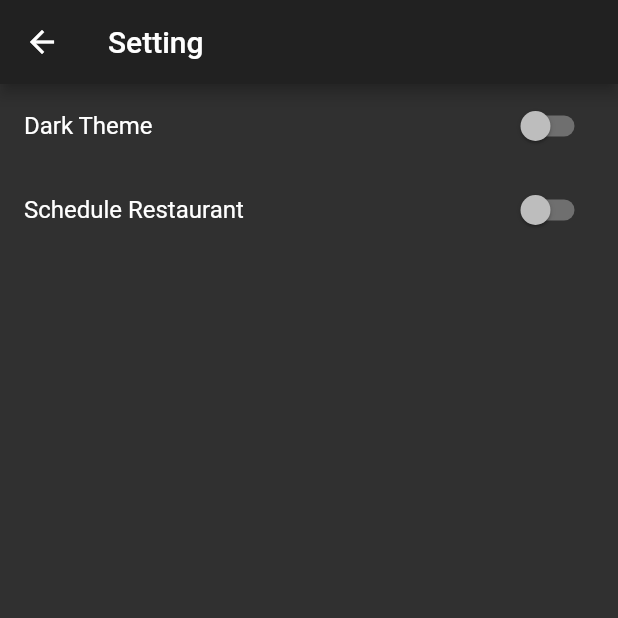
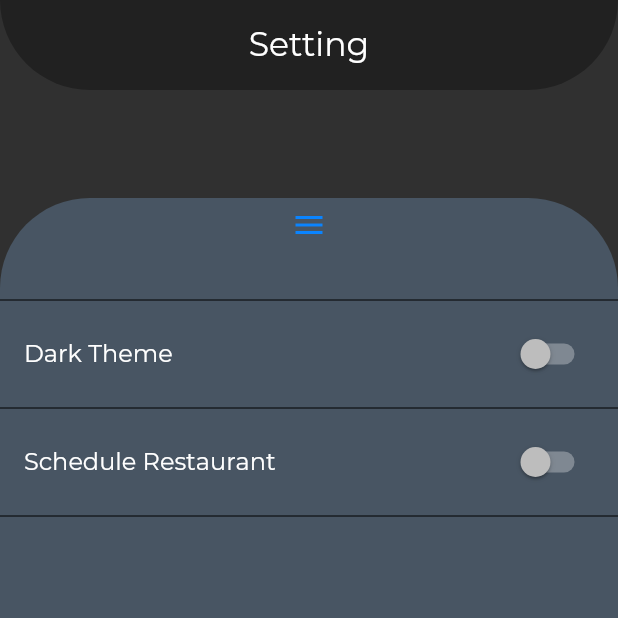
Before and after one commit to jovaandres/restaurant_app_flutter, a Flutter app: the SettingPage screen opened by its route, on a phone screen of 412 x 824 dp, the top half of it. Run offline on Flutter 3.47's test engine with Material 2 defaults, Android fonts, the phone set to English and light mode, and no system bars; our stand-ins replace flutter_local_notifications, flutter_rating_bar, flutter_staggered_animations, rxdart, shared_preferences, sqflite; missing offline and left inert: android_alarm_manager, empty_widget; accounts and stored records are empty; network calls fail.

Commit message:
New App Bar

```diff
--- a/lib/ui/setting_page.dart
+++ b/lib/ui/setting_page.dart
@@ -3,6 +3,7 @@ import 'dart:io';
 import 'package:flutter/cupertino.dart';
 import 'package:flutter/material.dart';
 import 'package:provider/provider.dart';
+import 'package:restaurant_app_flutter/common/constant.dart';
 import 'package:restaurant_app_flutter/provider/preferences_provider.dart';
 import 'package:restaurant_app_flutter/provider/scheduling_provider.dart';
 import 'package:restaurant_app_flutter/widget/custom_dialog.dart';
@@ -14,10 +15,40 @@ class SettingPage extends StatelessWidget {
 
   Widget _buildAndroid(BuildContext context) {
     return Scaffold(
-      appBar: AppBar(
-        title: Text(title),
+      backgroundColor: Colors.grey[850],
+      body: SafeArea(
+        child: Column(
+          children: [
+            Container(
+              height: 60,
+              decoration: BoxDecoration(
+                  borderRadius: BorderRadius.only(
+                    bottomLeft: Radius.circular(60),
+                    bottomRight: Radius.circular(60),
+                  ),
+                  color: Colors.grey[900]),
+              child: Center(
+                child: Text(
+                  title,
+                  style: textStyle.copyWith(fontSize: 22),
+                ),
+              ),
+            ),
+            SizedBox(height: 72),
+            Expanded(
+              child: Container(
+                decoration: BoxDecoration(
+                    borderRadius: BorderRadius.only(
+                      topLeft: Radius.circular(60),
+                      topRight: Radius.circular(60),
+                    ),
+                    color: Color.fromRGBO(72, 85, 99, 1)),
+                child: _buildList(),
+              ),
+            ),
+          ],
+        ),
       ),
-      body: _buildList(),
     );
   }
 
@@ -40,22 +71,36 @@ class SettingPage extends StatelessWidget {
 }
 
 Widget _buildList() {
+  Color _listColor = Color.fromRGBO(72, 85, 99, 1);
   return Consumer<PreferencesProvider>(
     builder: (context, provider, _) {
       return ListView(
         children: [
+          SizedBox(height: 6),
+          Center(child: Icon(Icons.menu)),
+          SizedBox(height: 30),
+          Divider(color: Colors.black),
           Material(
+            color: _listColor,
             child: ListTile(
-              title: Text('Dark Theme'),
+              title: Text(
+                'Dark Theme',
+                style: textStyle,
+              ),
               trailing: Switch.adaptive(
                 value: false,
                 onChanged: (value) {},
               ),
             ),
           ),
+          Divider(color: Colors.black),
           Material(
+            color: _listColor,
             child: ListTile(
-              title: Text('Schedule Restaurant'),
+              title: Text(
+                'Schedule Restaurant',
+                style: textStyle,
+              ),
               trailing: Consumer<SchedulingProvider>(
                 builder: (context, scheduled, _) {
                   return Switch.adaptive(
@@ -73,7 +118,8 @@ Widget _buildList() {
                 },
               ),
             ),
-          )
+          ),
+          Divider(color: Colors.black),
         ],
       );
     },
```
Also changed, not shown: lib/ui/favorites_page.dart (+23 -3 lines), lib/ui/restaurant_list_page.dart (+34 -26 lines).
